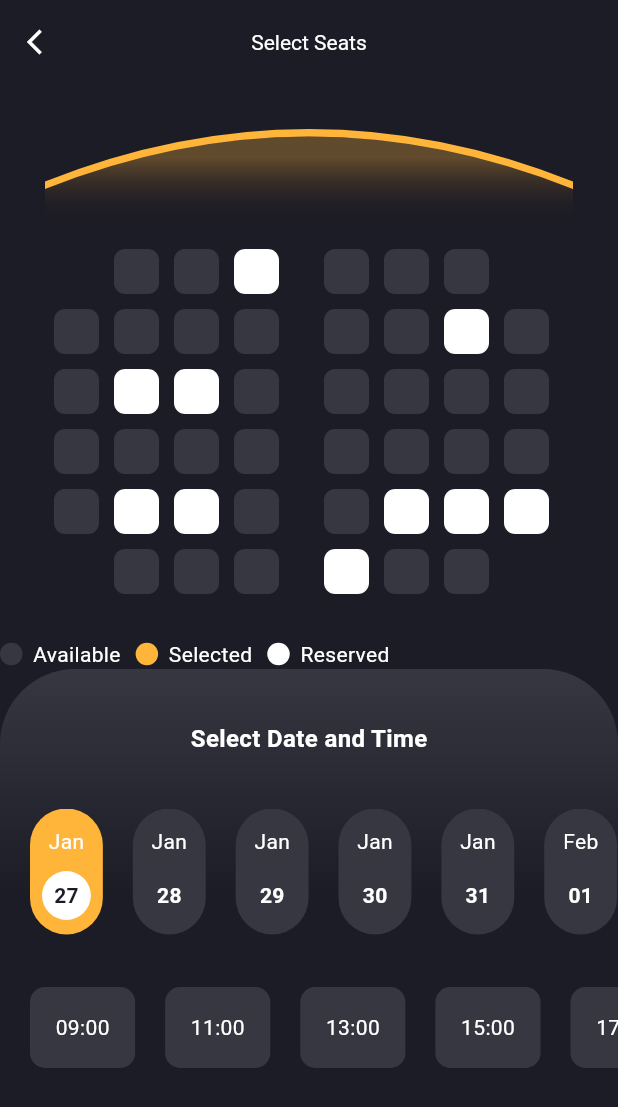
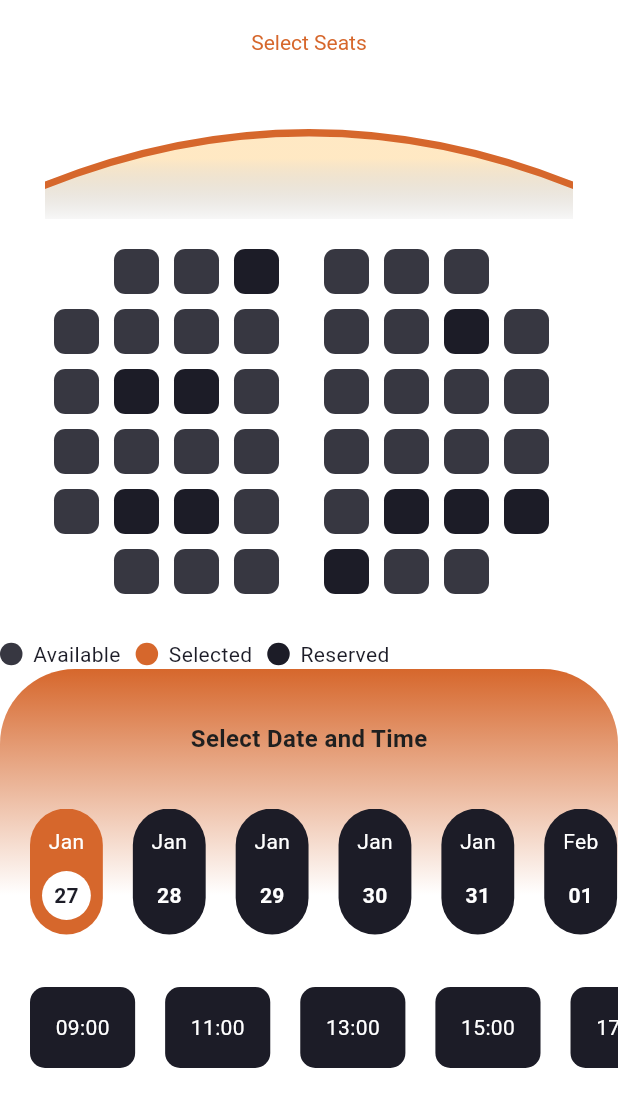
Before and after one commit to Sweetyrawat-star/book_moive, a Flutter app: the ReservationPage screen opened directly, on a phone screen of 412 x 824 dp. Shown: the top 1107 px of the screen. Run offline on Flutter 3.47's test engine with Material 3 defaults, Android fonts, the phone set to English and light mode, and no system bars; our stand-ins replace bloc, cached_network_image, carousel_slider, dartz, dio, equatable and 4 more; Roboto replaces fonts that are missing (Circle); statements that could not run were skipped.

Commit message:
Resveration design,Vedio player functionality is done

```diff
--- a/lib/Data/repository/reposistory_imp.dart
+++ b/lib/Data/repository/reposistory_imp.dart
@@ -31,7 +31,7 @@ class PostUserReposistoryImpl implements UpComingMoiveReposistory{
     }
   }
   @override
-  Future<Either<AppError,UpComingMoiveUrl>> getUpComingVideos(MoiveDetailsValue params) async {
+  Future<Either<AppError,List<Map<String, dynamic>> >> getUpComingVideos(MoiveDetailsValue params) async {
     try{
       var _response = await _remoteDataSource.getUpComingMoivesVideos(params);
       return Right(_response);
--- a/lib/Domain/repository/repository.dart
+++ b/lib/Domain/repository/repository.dart
@@ -12,7 +12,7 @@ import '../usecase/upComing_moive_detail_usecase.dart';
 
 abstract class UpComingMoiveReposistory{
   Future<Either<AppError, List<Result>>> getUpComingMoives();
-  Future<Either<AppError, UpComingMoiveUrl>> getUpComingVideos(MoiveDetailsValue params);
+  Future<Either<AppError, List<Map<String, dynamic>> >> getUpComingVideos(MoiveDetailsValue params);
   Future<Either<AppError, UpComingMoiveDetails>> upComingMoiveDetail(MoiveDetails params);
   Future<Either<AppError, UpComingMoiveImagesDetails >> upComingMoiveImages(MoiveDetailsId params);
 
--- a/lib/Domain/usecase/upComing_moive_video.dart
+++ b/lib/Domain/usecase/upComing_moive_video.dart
@@ -6,13 +6,13 @@ import '../../Data/models/upcoming_moive_details.dart';
 import '../../common/exceptions/app_error.dart';
 import '../repository/repository.dart';
 
-class UpComingMoiveVediosUseCase extends UseCase<UpComingMoiveUrl, MoiveDetailsValue> {
+class UpComingMoiveVediosUseCase extends UseCase<List<Map<String, dynamic>>, MoiveDetailsValue> {
   final  UpComingMoiveReposistory _repo;
 
   UpComingMoiveVediosUseCase(this._repo);
 
   @override
-  Future<Either<AppError, UpComingMoiveUrl>> call(MoiveDetailsValue params) async {
+  Future<Either<AppError, List<Map<String, dynamic>>>> call(MoiveDetailsValue params) async {
     return _repo.getUpComingVideos(params);
   }
 }
--- a/lib/presentation/blocs/upComibg_moive_videos_bloc/upComing_moive_videos_state.dart
+++ b/lib/presentation/blocs/upComibg_moive_videos_bloc/upComing_moive_videos_state.dart
@@ -1,6 +1,3 @@
-
-import '../../../Data/models/upcoming_moive_images_model.dart';
-import '../../../Data/models/upcoming_moive_vedio.dart';
 
 abstract class UpComingMoiveVideosState {
 
@@ -15,7 +12,7 @@ class UpComingMoiveVideosProgress extends UpComingMoiveVideosState {
 }
 
 class UpComingMoiveVideosSuccess extends UpComingMoiveVideosState {
-  final UpComingMoiveUrl upComingMoiveVideo;
+  final List<Map<String, dynamic>>  upComingMoiveVideo;
 
   UpComingMoiveVideosSuccess(this.upComingMoiveVideo);
 
--- a/lib/presentation/view/ReservationPage.dart
+++ b/lib/presentation/view/reservationPage.dart
@@ -25,7 +25,7 @@ class _ReservationPageState extends State<ReservationPage> {
   @override
   Widget build(BuildContext context) {
     return Scaffold(
-      backgroundColor: black,
+      backgroundColor: white,
       appBar: AppBar(
         elevation: 0,
         backgroundColor: transparent,
@@ -41,7 +41,7 @@ class _ReservationPageState extends State<ReservationPage> {
         ),
         title: const Text(
           'Select Seats',
-          style: TextStyle(fontSize: 14, color: white),
+          style: TextStyle(fontSize: 14, color: orangeColor),
         ),
         centerTitle: true,
       ),
@@ -79,7 +79,7 @@ class _ReservationPageState extends State<ReservationPage> {
                       child: Container(
                         height: 50,
                         width: MediaQuery.of(context).size.width,
-                        color: orange,
+                        color: orangeColor,
                       ),
                     ),
                   )
@@ -118,9 +118,9 @@ class _ReservationPageState extends State<ReservationPage> {
                                 right: rowIndex == (numCol / 2) - 1 ? 30 : 10),
                             decoration: BoxDecoration(
                                 color: reservedSeats.contains(seatNum)
-                                    ? white
+                                    ? black
                                     : selectedSeats.contains(seatNum)
-                                        ? orange
+                                        ? orangeColor
                                         : grey,
                                 borderRadius: BorderRadius.circular(7.5)),
                           ),
@@ -142,12 +142,12 @@ class _ReservationPageState extends State<ReservationPage> {
               ),
               SizedBox(width: 10),
               SeatStatus(
-                color: orange,
+                color: orangeColor,
                 status: 'Selected',
               ),
               SizedBox(width: 10),
               SeatStatus(
-                color: white,
+                color: black,
                 status: 'Reserved',
               ),
             ],
@@ -158,7 +158,7 @@ class _ReservationPageState extends State<ReservationPage> {
             padding: const EdgeInsets.symmetric(vertical: 35),
             decoration: const BoxDecoration(
               gradient: LinearGradient(
-                colors: [black, grey],
+                colors: [white, orangeColor],
                 stops: [0.5, 1],
                 begin: Alignment.bottomCenter,
                 end: Alignment.topCenter,
@@ -172,7 +172,7 @@ class _ReservationPageState extends State<ReservationPage> {
                 const Text(
                   'Select Date and Time',
                   style: TextStyle(
-                      color: white, fontSize: 16, fontWeight: FontWeight.bold),
+                      color: darkBlack, fontSize: 16, fontWeight: FontWeight.bold),
                 ),
                 const SizedBox(height: 35),
                 SingleChildScrollView(
@@ -199,8 +199,8 @@ class _ReservationPageState extends State<ReservationPage> {
                                                   .format(selectedTime) ==
                                               DateFormat('d/M/y')
                                                   .format(items[index])
-                                          ? orange
-                                          : grey,
+                                          ? orangeColor
+                                          : black,
                                       borderRadius: BorderRadius.circular(25)),
                                   child: Column(
                                     children: [
@@ -268,14 +268,14 @@ class _ReservationPageState extends State<ReservationPage> {
                                         : const EdgeInsets.only(right: 20),
                                     padding: const EdgeInsets.all(15),
                                     decoration: BoxDecoration(
-                                        color: grey,
+                                        color: black,
                                         border: Border.all(
                                             width: 2,
                                             color: DateFormat('HH:mm')
                                                         .format(selectedTime)
                                                         .toString() ==
                                                     availableTime[index]
-                                                ? orange
+                                                ? orangeColor
                                                 : transparent),
                                         borderRadius:
                                             BorderRadius.circular(10)),
@@ -302,13 +302,13 @@ class _ReservationPageState extends State<ReservationPage> {
                                     const Text(
                                       'Total Price',
                                       style: TextStyle(
-                                          color: white, fontSize: 12),
+                                          color: black, fontSize: 12),
                                     ),
                                     const SizedBox(height: 10),
                                     Text(
                                       '\$${(selectedSeats.length * 43.5).toStringAsFixed(2)}',
                                       style: const TextStyle(
-                                          color: white,
+                                          color: black,
                                           fontSize: 20,
                                           fontWeight: FontWeight.bold),
                                     ),
@@ -321,7 +321,7 @@ class _ReservationPageState extends State<ReservationPage> {
                                     shape: RoundedRectangleBorder(
                                         borderRadius:
                                             BorderRadius.circular(30)),
-                                    color: orange,
+                                    color: orangeColor,
                                     height: 66,
                                     child: const Center(
                                       child: Text(
--- a/lib/presentation/view/seat_status.dart
+++ b/lib/presentation/view/seat_status.dart
@@ -24,7 +24,7 @@ class SeatStatus extends StatelessWidget {
         const SizedBox(width: 7),
         Text(
           status,
-          style: TextStyle(fontSize: 14, color: white),
+          style: TextStyle(fontSize: 14, color: black),
         )
       ],
     );
```
Also changed, not shown: lib/Data/remote_source/remote_data_source.dart (+13 -6 lines), lib/common/constant/ApiConstant.dart (+2 -12 lines), lib/common/services/DioServices.dart (deleted, +0 -20 lines), lib/presentation/view/widgets/temp_list.dart (deleted, +0 -45 lines), lib/presentation/view/widgets/trailor.dart (+113 -11 lines), lib/presentation/view/widgets/upComing_moive_body.dart (+5 -3 lines), lib/presentation/view/widgets/upcoming_moive_image.dart (+0 -7 lines), lib/presentation/view/widgets/vedio_player_screen.dart (deleted, +0 -106 lines), 1 other file.
